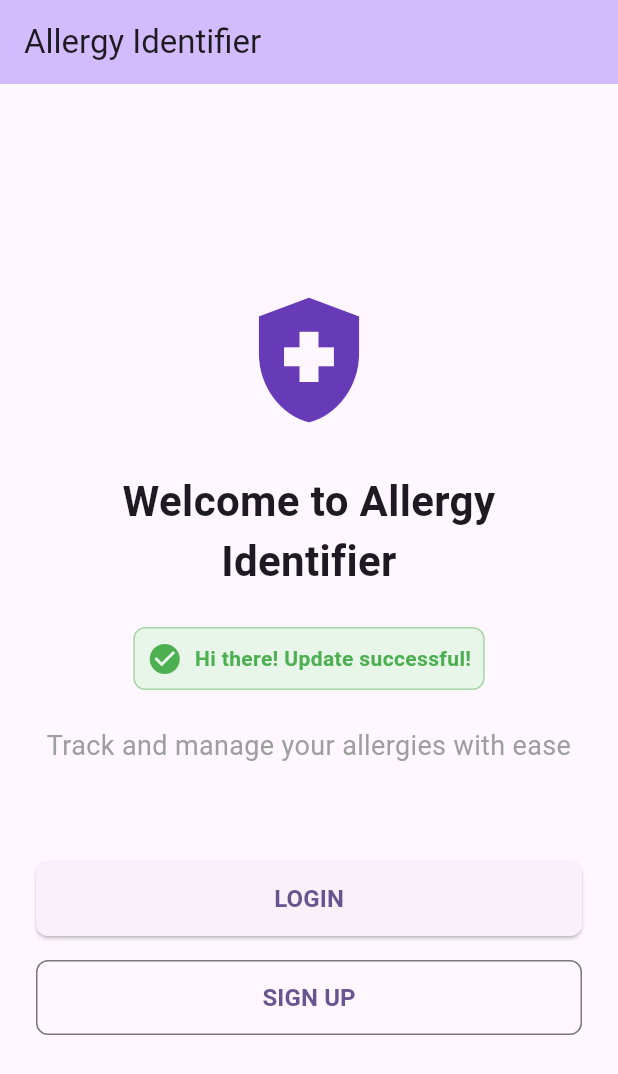
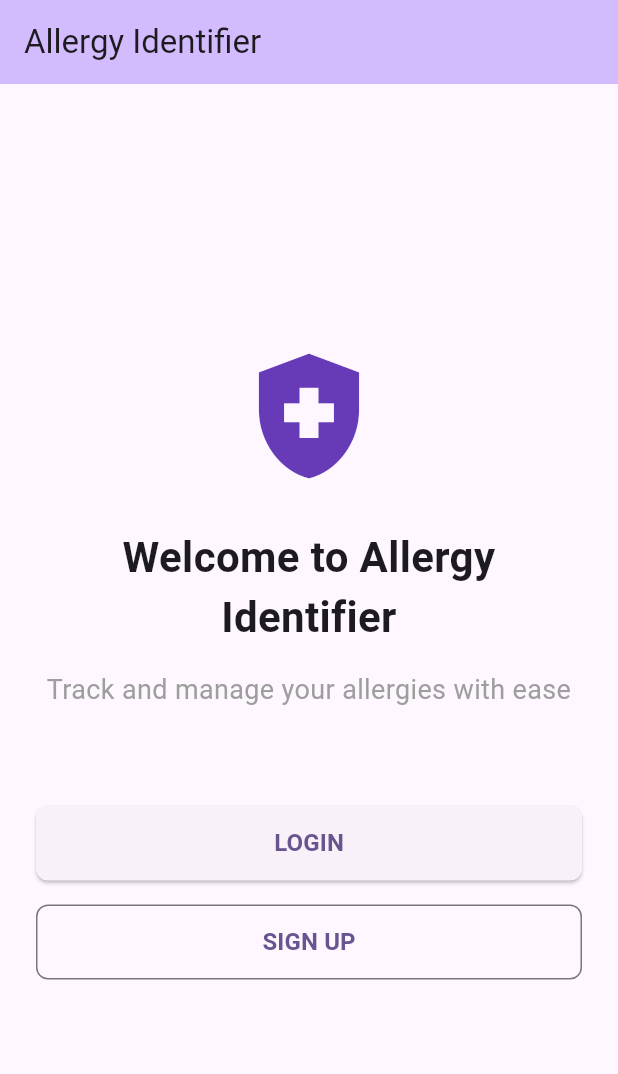
Before and after one commit to felixmin/pollen-allergy-identifier, a Flutter app: the screen it shows after launch, on a phone screen of 412 x 824 dp. Shown: the top 1074 px of the screen. Run offline on Flutter 3.47's test engine with Material 3 defaults, Android fonts, the phone set to English and light mode, and no system bars; our stand-ins replace cloud_firestore, cloud_functions, firebase_auth, firebase_core, firebase_messaging, flutter_local_notifications and 2 more; missing offline and left inert: dart:html, dart:js, dart:js_util; accounts and stored records are empty.

Commit message:
fixed ci cd

```diff
--- a/lib/main.dart
+++ b/lib/main.dart
@@ -202,32 +202,6 @@ class _WelcomeScreenState extends State<WelcomeScreen> {
                 ),
                 const SizedBox(height: 16),
 
-                // Test message banner
-                Container(
-                  padding: const EdgeInsets.all(8),
-                  margin: const EdgeInsets.symmetric(vertical: 8),
-                  decoration: BoxDecoration(
-                    color: Colors.green.shade50,
-                    borderRadius: BorderRadius.circular(8),
-                    border: Border.all(color: Colors.green.shade200),
-                  ),
-                  child: const Row(
-                    mainAxisSize: MainAxisSize.min,
-                    children: [
-                      Icon(Icons.check_circle, color: Colors.green),
-                      SizedBox(width: 8),
-                      Text(
-                        'Hi there! Update successful!',
-                        style: TextStyle(
-                          fontWeight: FontWeight.bold,
-                          color: Colors.green,
-                        ),
-                      ),
-                    ],
-                  ),
-                ),
-
-                const SizedBox(height: 16),
                 const Text(
                   'Track and manage your allergies with ease',
                   style: TextStyle(fontSize: 18, color: Colors.grey),
```
